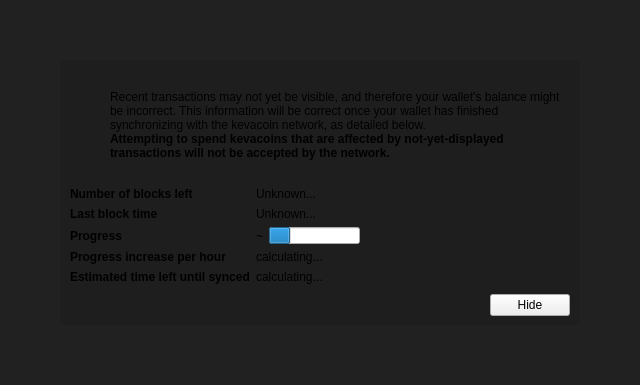
Before: the Qt Designer form src/qt/forms/modaloverlay.ui in kvazar-network/kevacoin, drawn with Qt 5.
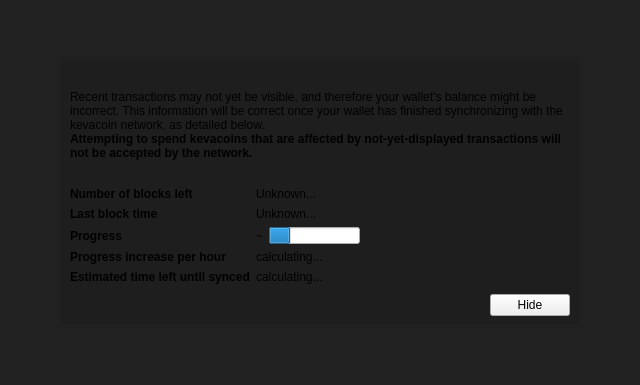
After: the same form once the commit is applied. Icons and pictures are not drawn. Custom widgets are drawn as their Qt base class.

Commit message: remove warning icon

Diff of the .ui file:
```diff
--- a/src/qt/forms/modaloverlay.ui
+++ b/src/qt/forms/modaloverlay.ui
@@ -73,50 +73,6 @@
            <property name="topMargin">
             <number>20</number>
            </property>
-           <item>
-            <layout class="QVBoxLayout" name="verticalLayoutIcon">
-             <property name="leftMargin">
-              <number>0</number>
-             </property>
-             <item>
-              <widget class="QPushButton" name="warningIcon">
-               <property name="enabled">
-                <bool>false</bool>
-               </property>
-               <property name="text">
-                <string/>
-               </property>
-               <property name="icon">
-                <iconset>
-                 <normaloff>:/icons/warning</normaloff>
-                 <disabledoff>:/icons/warning</disabledoff>:/icons/warning</iconset>
-               </property>
-               <property name="iconSize">
-                <size>
-                 <width>48</width>
-                 <height>48</height>
-                </size>
-               </property>
-               <property name="flat">
-                <bool>true</bool>
-               </property>
-              </widget>
-             </item>
-             <item>
-              <spacer name="verticalSpacerWarningIcon">
-               <property name="orientation">
-                <enum>Qt::Vertical</enum>
-               </property>
-               <property name="sizeHint" stdset="0">
-                <size>
-                 <width>20</width>
-                 <height>40</height>
-                </size>
-               </property>
-              </spacer>
-             </item>
-            </layout>
-           </item>
            <item>
             <layout class="QVBoxLayout" name="verticalLayoutInfoText">
              <property name="leftMargin">
```
